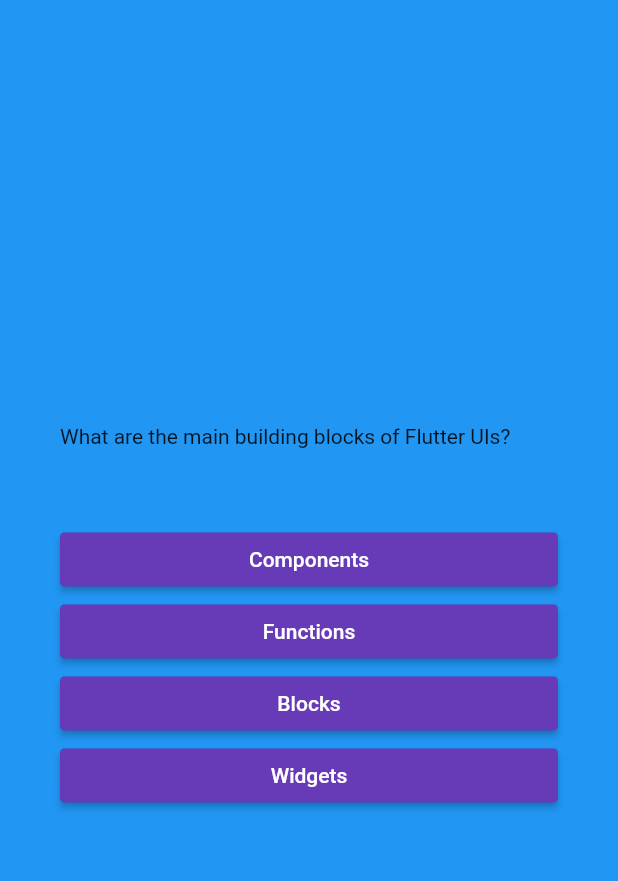
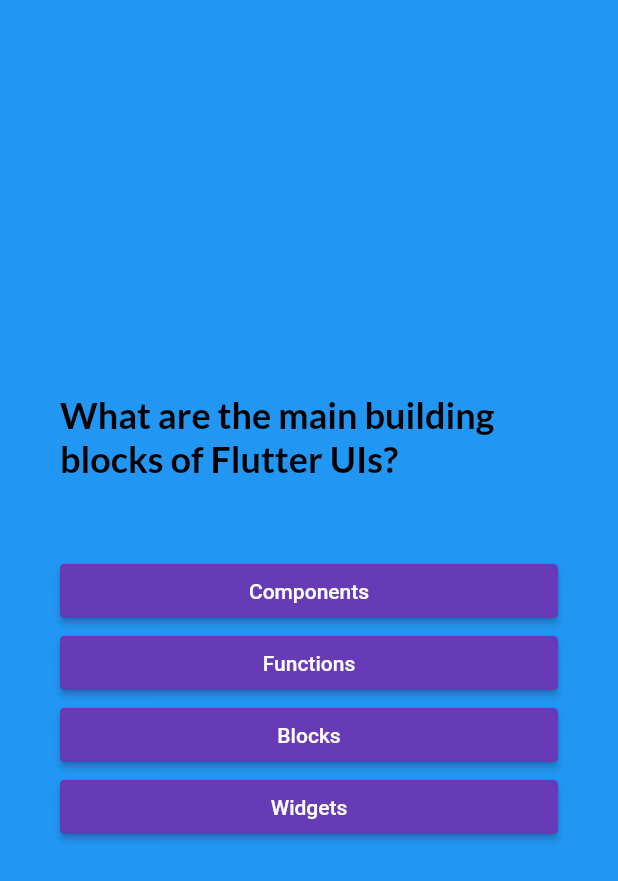
Before and after one commit to Prabhat8991/FlutterLearning, a Flutter app: the screen it shows after launch, after a tap on "Start Quiz", on a phone screen of 412 x 824 dp. Shown: the top 881 px of the screen. Run offline on Flutter 3.47's test engine with Material 2 defaults, Android fonts, the phone set to English and light mode, and no system bars; our stand-ins replace google_fonts.

Commit message:
quiz app finished

```diff
--- a/lib/answers_button.dart
+++ b/lib/answers_button.dart
@@ -16,7 +16,9 @@ class AnswerButton extends StatelessWidget {
           foregroundColor: Colors.white,
           shape: RoundedRectangleBorder(borderRadius: BorderRadius.circular(3))
         ),
-        onPressed: () {},
-        child:  Text(answerText));
+        onPressed: () {
+          onTap();
+        },
+        child:  Text(answerText, textAlign: TextAlign.center,));
   }
 }
--- a/lib/questions_screen.dart
+++ b/lib/questions_screen.dart
@@ -1,9 +1,12 @@
 import 'package:flutter/material.dart';
 import 'package:quiz_app/answers_button.dart';
 import 'package:quiz_app/data/questions.dart';
+import 'package:google_fonts/google_fonts.dart';
 
 class QuestionsScreen extends StatefulWidget {
-  const QuestionsScreen({super.key});
+  const QuestionsScreen({super.key, required this.onAnswerSelected});
+
+  final void Function(String selectedAnswer) onAnswerSelected;
 
   @override
   State<QuestionsScreen> createState() {
@@ -12,7 +15,15 @@ class QuestionsScreen extends StatefulWidget {
 }
 
 class _QuestionsScreenState extends State<QuestionsScreen> {
-  var questionAnswers = questions[0];
+  var currentQuestionIndex = 0;
+
+  void handleAnswerClick(String selectedAnswer) {
+    widget.onAnswerSelected(selectedAnswer);
+    setState(() {
+       currentQuestionIndex+=1;
+    });
+  }
+
 
   @override
   Widget build(BuildContext context) {
@@ -23,10 +34,17 @@ class _QuestionsScreenState extends State<QuestionsScreen> {
               mainAxisAlignment: MainAxisAlignment.center,
               crossAxisAlignment: CrossAxisAlignment.stretch,
               children: [
-                Text(questionAnswers.question),
+                Text(questions[currentQuestionIndex].question,
+                style: GoogleFonts.lato(
+                  color: Colors.black,
+                  fontSize: 24,
+                  fontWeight: FontWeight.bold
+                ),),
                 const SizedBox(height: 50),
-                ...questionAnswers.getShuffleAnswers().map((e) {
-                  return AnswerButton(onTap: () {}, answerText: e);
+                ...questions[currentQuestionIndex].getShuffleAnswers().map((answer) {
+                  return AnswerButton(onTap: () {
+                    handleAnswerClick(answer);
+                  }, answerText: answer);
                 })
               ],
             )));
--- a/lib/quiz.dart
+++ b/lib/quiz.dart
@@ -1,7 +1,8 @@
 import 'package:flutter/material.dart';
 import 'package:quiz_app/questions_screen.dart';
-
+import 'package:quiz_app/data/questions.dart';
 import 'landing_page.dart';
+import 'package:quiz_app/results_screen.dart';
 
 class Quiz extends StatefulWidget {
   const Quiz({super.key});
@@ -14,7 +15,18 @@ class Quiz extends StatefulWidget {
 
 class _QuizState extends State<Quiz> {
 
+  final List<String> selectedAnswers = [];
+
   var activeScreen = 'start-screen';
+
+  void addSelectedAnswer(String selectedAnswer) {
+    selectedAnswers.add(selectedAnswer);
+    if (questions.length == selectedAnswers.length) {
+      setState(() {
+        activeScreen = 'result-screen';
+      });
+    }
+  }
 
   void handleStartQuizClick() {
     setState(() {
@@ -24,13 +36,20 @@ class _QuizState extends State<Quiz> {
 
   @override
   Widget build(BuildContext context) {
+    Widget currentScreen = LandingPage(handleStartQuizClick);
+    if (activeScreen == 'start-screen') {
+      currentScreen = LandingPage(handleStartQuizClick);
+    } else if (activeScreen == 'result-screen') {
+      currentScreen =  ResultScreen(selectedAnswers);
+    } else {
+      currentScreen = QuestionsScreen(onAnswerSelected: addSelectedAnswer);
+    }
     return MaterialApp(
-      home: Scaffold(
-        backgroundColor: Colors.blue,
-        body: activeScreen == 'start-screen'
-            ? LandingPage(handleStartQuizClick)
-            : const QuestionsScreen(),
-      ),
+        home: Scaffold(
+            backgroundColor: Colors.blue,
+            body: currentScreen,
+    )
+    ,
     );
   }
 }
--- a/pubspec.yaml
+++ b/pubspec.yaml
@@ -35,6 +35,7 @@ dependencies:
   # The following adds the Cupertino Icons font to your application.
   # Use with the CupertinoIcons class for iOS style icons.
   cupertino_icons: ^1.0.2
+  google_fonts: ^4.0.4
 
 dev_dependencies:
   flutter_test:
```
Also changed, not shown: lib/answer_summary.dart (added, +30 -0 lines), lib/results_screen.dart (added, +46 -0 lines), pubspec.lock, 3 other files.
